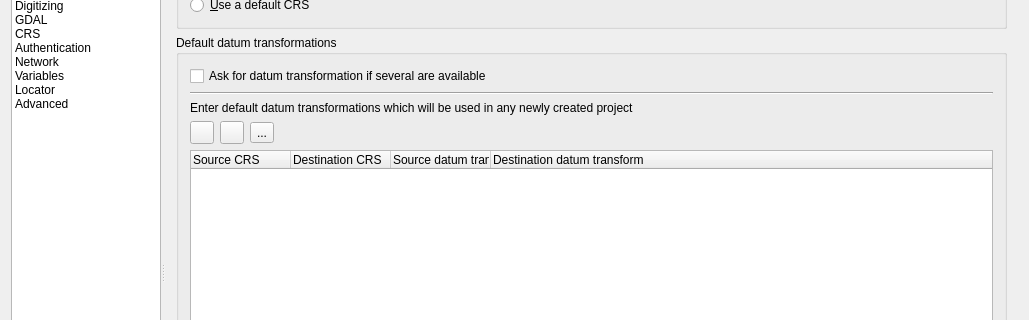
First picture: the form in src/ui/qgsoptionsbase.ui, repository 3nids/Quantum-GIS, before the edit; both pictures show x 0 to 1029 and y 153 to 473 of the 1029 by 878 pixel window.
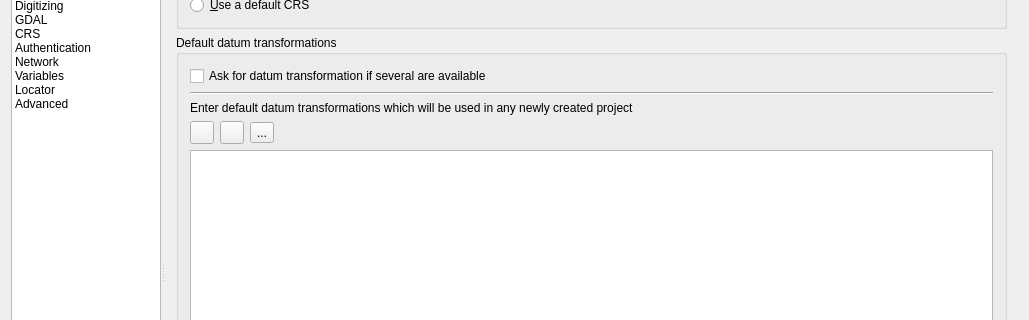
Second picture: the form after the edit. Icons and pictures are not drawn. Custom widgets are drawn as their Qt base class.

Commit message:
define default transforms in global options
adds QgsCoordinateTransformContext::readSettings()/writeSettings to read/write from settings

```diff
--- a/src/ui/qgsoptionsbase.ui
+++ b/src/ui/qgsoptionsbase.ui
@@ -4667,30 +4667,6 @@
                     </item>
                    </layout>
                   </item>
-                  <item row="4" column="0">
-                   <widget class="QTreeWidget" name="mDefaultDatumTransformTreeWidget">
-                    <column>
-                     <property name="text">
-                      <string>Source CRS</string>
-                     </property>
-                    </column>
-                    <column>
-                     <property name="text">
-                      <string>Destination CRS</string>
-                     </property>
-                    </column>
-                    <column>
-                     <property name="text">
-                      <string>Source datum transform</string>
-                     </property>
-                    </column>
-                    <column>
-                     <property name="text">
-                      <string>Destination datum transform</string>
-                     </property>
-                    </column>
-                   </widget>
-                  </item>
                   <item row="1" column="0">
                    <widget class="Line" name="line_2">
                     <property name="orientation">
@@ -4698,6 +4674,9 @@
                     </property>
                    </widget>
                   </item>
+                  <item row="4" column="0">
+                   <widget class="QTableView" name="mDefaultDatumTransformTableView"/>
+                  </item>
                  </layout>
                 </widget>
                </item>
```
Left out of the diff: 24 changed lines with no effect on the pictures. The commit also changes 8 other files.
